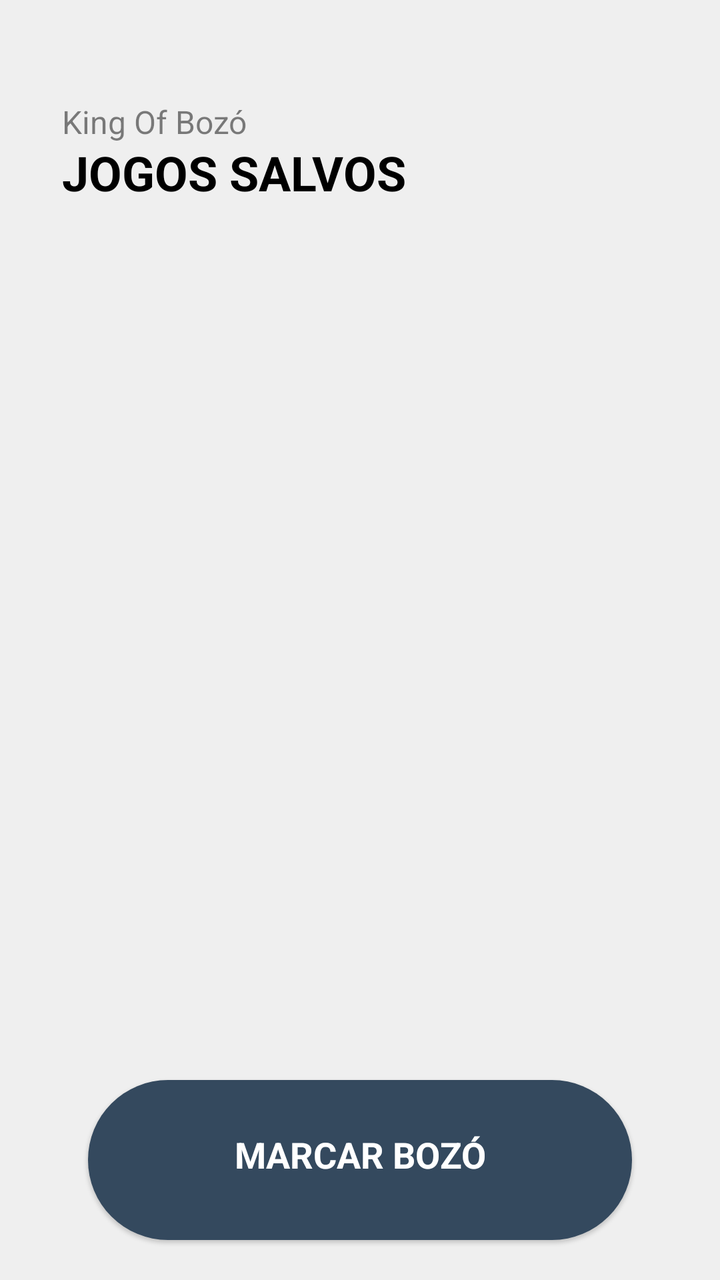
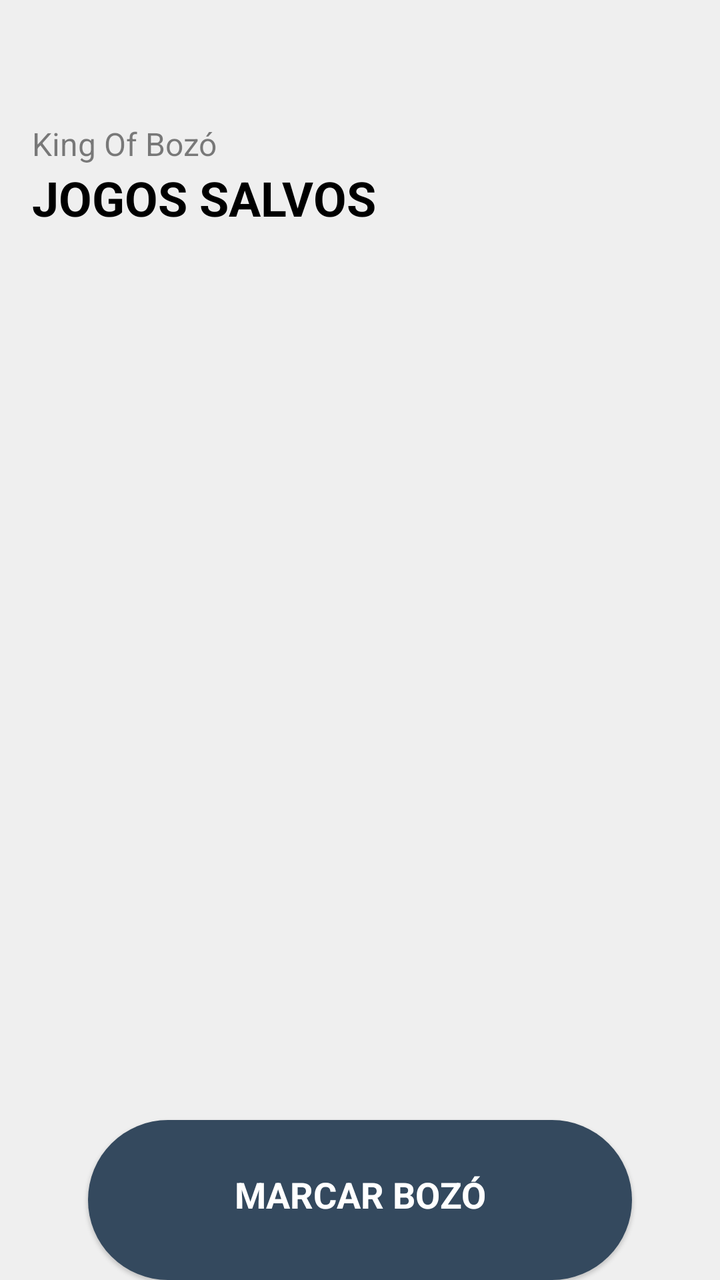

Before-and-after screenshots of an Android layout around one commit, followed by the original layout XML and the change that was made.
<!-- AndroidManifest.xml: application theme Base.Theme.KingOfBozo.Standard -->
<!-- res/layout/fragment_saved_games.xml -->
<?xml version="1.0" encoding="utf-8"?>
<androidx.constraintlayout.widget.ConstraintLayout
    xmlns:android="http://schemas.android.com/apk/res/android"
    xmlns:app="http://schemas.android.com/apk/res-auto"
    xmlns:tools="http://schemas.android.com/tools"
    android:layout_width="match_parent"
    android:layout_height="match_parent"
    android:paddingTop="40dp"
    android:backgroundTint="?attr/customBackground"
    android:background="?attr/customBackground"
    android:id="@+id/contrai">

    <LinearLayout
        android:id="@+id/action_bar"
        android:layout_width="match_parent"
        android:layout_height="wrap_content"
        android:layout_marginHorizontal="16dp"
        android:gravity="center"
        android:layout_gravity="center_horizontal">
        <FrameLayout
            android:layout_width="wrap_content"
            android:layout_height="wrap_content"
            android:paddingHorizontal="15dp"
            tools:ignore="MissingConstraints"
            android:layout_weight="1">

            <TextView
                android:id="@+id/text_app_title"
                android:layout_width="wrap_content"
                android:layout_height="wrap_content"
                android:layout_marginTop="10dp"
                android:text="@string/king_of_boz"
                android:alpha="0.5"
                android:textColor="?attr/textFillColor"
                android:textSize="16sp" />

            <TextView
                android:id="@+id/text_title_jogadores"
                android:layout_width="wrap_content"
                android:layout_height="wrap_content"
                android:layout_marginTop="30dp"
                android:text="JOGOS SALVOS"
                android:textColor="?attr/textFillColor"
                android:textSize="24sp"
                android:textStyle="bold"/>


        </FrameLayout>


    </LinearLayout>

    <ImageView
        android:id="@+id/image_empty_state_back"
        android:layout_width="280dp"
        android:layout_height="280dp"
        android:src="@drawable/imagem_no_list_02"
        android:visibility="invisible"
        app:tint="?attr/colorPrimary"
        app:layout_constraintTop_toBottomOf="@+id/action_bar"
        app:layout_constraintBottom_toTopOf="@+id/button_marcador_jogo"
        app:layout_constraintStart_toStartOf="parent"
        app:layout_constraintEnd_toEndOf="parent"/>

    <ImageView
        android:id="@+id/image_empty_state"
        android:layout_width="280dp"
        android:layout_height="280dp"
        android:src="@drawable/imagem_no_list_03"
        android:visibility="invisible"
        app:layout_constraintTop_toBottomOf="@+id/action_bar"
        app:layout_constraintBottom_toTopOf="@+id/button_marcador_jogo"
        app:layout_constraintStart_toStartOf="parent"
        app:layout_constraintEnd_toEndOf="parent"/>

    <androidx.recyclerview.widget.RecyclerView
        android:id="@+id/recycler_view_jogos_salvos"
        android:layout_width="match_parent"
        android:layout_height="wrap_content"
        android:layout_below="@+id/action_bar"
        android:clipToPadding="false"
        android:paddingBottom="225dp"
        android:layout_marginTop="0dp"
        android:layout_marginBottom="0dp"
        app:layout_constraintTop_toBottomOf="@+id/action_bar"
        tools:layout_editor_absoluteX="0dp"
        tools:listitem="@layout/item_jogo_salvo" />

    <TextView
        android:id="@+id/button_marcador_jogo"
        android:layout_width="match_parent"
        android:layout_height="80dp"
        android:background="@drawable/background_card_btn_repouso_destaque_menu"
        android:backgroundTint="?attr/colorPrimary"
        android:elevation="1dp"
        android:gravity="top|center"
        android:paddingTop="25dp"
        android:text="MARCAR BOZÓ"
        android:textColor="?attr/customTextBackground"
        android:textSize="18sp"
        android:textStyle="bold"
        app:layout_constraintBottom_toBottomOf="parent"
        android:layout_marginHorizontal="44dp"
        android:layout_marginBottom="20dp" />


</androidx.constraintlayout.widget.ConstraintLayout>
<!-- res/layout/item_jogo_salvo.xml (included above) -->
<?xml version="1.0" encoding="utf-8"?>
<LinearLayout xmlns:android="http://schemas.android.com/apk/res/android"
    xmlns:app="http://schemas.android.com/apk/res-auto"
    xmlns:tools="http://schemas.android.com/tools"
    android:layout_width="match_parent"
    android:layout_height="wrap_content"
    android:orientation="vertical"
    android:backgroundTint="?attr/cardBackgroundColor"
    android:background="@drawable/background_card_2_destaque"
    android:padding="16dp"
    android:layout_margin="16dp">

    <LinearLayout
        android:layout_width="match_parent"
        android:layout_height="wrap_content"
        android:gravity="center"
        tools:ignore="MissingConstraints">

        <ImageView
            android:layout_width="48dp"
            android:layout_height="48dp"
            android:background="@drawable/background_circle"
            android:backgroundTint="?attr/colorPrimary"
            android:padding="12dp"
            android:src="@drawable/ic_game"
            app:layout_constraintBottom_toBottomOf="parent"
            app:layout_constraintStart_toStartOf="parent"
            app:layout_constraintTop_toTopOf="parent"
            app:tint="?attr/customTextBackground"
            tools:ignore="ContentDescription" />

        <LinearLayout
            android:layout_width="wrap_content"
            android:layout_height="wrap_content"
            android:layout_marginStart="10dp"
            android:layout_weight="1"
            android:orientation="vertical"
            app:layout_constraintStart_toEndOf="@+id/button_back">

            <TextView
                android:layout_width="wrap_content"
                android:layout_height="wrap_content"
                android:text="Data jogo"
                android:textColor="?attr/textFillColor"
                android:textSize="14sp" />

            <TextView
                android:id="@+id/saved_game_title"
                android:layout_width="wrap_content"
                android:layout_height="wrap_content"
                android:text="08/03/2026"
                android:textColor="?attr/textFillColor"
                android:textSize="14sp" />


        </LinearLayout>

        <ImageView
            android:id="@+id/btn_delete"
            android:layout_width="48dp"
            android:layout_height="48dp"
            android:layout_marginLeft="10dp"
            android:background="@drawable/background_circle_yellow"
            android:backgroundTint="?attr/customBackground"
            android:padding="12dp"
            android:src="@drawable/ic_delete"
            app:layout_constraintBottom_toBottomOf="parent"
            app:layout_constraintEnd_toEndOf="parent"
            app:layout_constraintTop_toTopOf="parent"
            app:tint="?attr/colorPrimary"
            tools:ignore="ContentDescription" />

    </LinearLayout>

    <LinearLayout
        android:layout_width="match_parent"
        android:layout_height="wrap_content">

        <LinearLayout
            android:layout_width="wrap_content"
            android:layout_height="wrap_content"
            android:paddingHorizontal="10dp"
            android:paddingVertical="20dp"
            android:layout_weight="1"
            android:orientation="vertical"
            android:layout_marginVertical="15dp"
            android:backgroundTint="?attr/customBackground"
            android:gravity="center"
            android:background="@drawable/background_card_game"
            app:layout_constraintStart_toEndOf="@+id/button_back">

            <TextView
                android:layout_width="wrap_content"
                android:layout_height="wrap_content"
                android:text="Tempo de jogo"
                android:textColor="?attr/textFillColor"
                android:textSize="12sp" />

            <TextView
                android:id="@+id/saved_game_time"
                android:layout_width="wrap_content"
                android:layout_height="wrap_content"
                android:text="00:10:40"
                android:textStyle="bold"
                android:textColor="?attr/textFillColor"
                android:textSize="20sp" />


        </LinearLayout>

        <LinearLayout
            android:id="@+id/gamers_in_game"
            android:layout_width="wrap_content"
            android:layout_height="wrap_content"
            android:paddingHorizontal="10dp"
            android:paddingVertical="20dp"
            android:layout_weight="1"
            android:layout_marginHorizontal="15dp"
            android:orientation="vertical"
            android:layout_marginVertical="15dp"
            android:backgroundTint="?attr/colorPrimary"
            android:gravity="center"
            android:background="@drawable/background_card_game"
            app:layout_constraintStart_toEndOf="@+id/button_back">

            <TextView
                android:layout_width="wrap_content"
                android:layout_height="wrap_content"
                android:text="Jogadores"
                android:textColor="?attr/customTextBackground"
                android:textSize="12sp" />

            <TextView
                android:id="@+id/saved_game_players"
                android:layout_width="wrap_content"
                android:layout_height="wrap_content"
                android:text="01"
                android:textStyle="bold"
                android:textColor="?attr/customTextBackground"
                android:textSize="20sp" />


        </LinearLayout>
        <LinearLayout
            android:layout_width="wrap_content"
            android:layout_height="wrap_content"
            android:paddingHorizontal="10dp"
            android:paddingVertical="20dp"
            android:layout_weight="1"
            android:orientation="vertical"
            android:layout_marginVertical="15dp"
            android:backgroundTint="?attr/customBackground"
            android:gravity="center"
            android:background="@drawable/background_card_game"
            app:layout_constraintStart_toEndOf="@+id/button_back">

            <TextView
                android:layout_width="wrap_content"
                android:layout_height="wrap_content"
                android:text="Rodadas"
                android:textColor="?attr/textFillColor"
                android:textSize="12sp" />

            <TextView
                android:id="@+id/saved_game_rounds"
                android:layout_width="wrap_content"
                android:layout_height="wrap_content"
                android:text="01"
                android:textStyle="bold"
                android:textColor="?attr/textFillColor"
                android:textSize="20sp" />


        </LinearLayout>


    </LinearLayout>

    <LinearLayout
        android:layout_width="match_parent"
        android:layout_height="wrap_content"
        android:gravity="center"
        tools:ignore="MissingConstraints"
        android:paddingHorizontal="10dp"
        android:paddingVertical="10dp"
        android:background="@drawable/background_card_game_bottom"
        android:backgroundTint="?attr/customBackground">

        <ImageView
            android:layout_width="48dp"
            android:layout_height="48dp"
            android:background="@drawable/background_circle"
            android:backgroundTint="?attr/cardBackgroundColor"
            android:padding="12dp"
            android:src="@drawable/ic_score"
            app:layout_constraintBottom_toBottomOf="parent"
            app:layout_constraintStart_toStartOf="parent"
            app:layout_constraintTop_toTopOf="parent"
            app:tint="?attr/colorPrimary"
            tools:ignore="ContentDescription" />

        <LinearLayout
            android:layout_width="wrap_content"
            android:layout_height="wrap_content"
            android:layout_marginStart="10dp"
            android:layout_weight="1"
            android:orientation="vertical"
            app:layout_constraintStart_toEndOf="@+id/button_back">

            <TextView
                android:layout_width="wrap_content"
                android:layout_height="wrap_content"
                android:text="Pontos acumulados"
                android:textColor="?attr/textFillColor"
                android:textSize="14sp" />

            <TextView
                android:id="@+id/saved_game_total_score"
                android:layout_width="wrap_content"
                android:layout_height="wrap_content"
                android:text="08/03/2026"
                android:textColor="?attr/textFillColor"
                android:textSize="14sp" />


        </LinearLayout>

        <ImageView
            android:layout_width="48dp"
            android:layout_height="48dp"
            android:layout_marginLeft="10dp"
            android:background="@drawable/background_circle_yellow"
            android:backgroundTint="?attr/colorPrimary"
            android:padding="12dp"
            android:src="@drawable/ic_entrar"
            app:layout_constraintBottom_toBottomOf="parent"
            app:layout_constraintEnd_toEndOf="parent"
            app:layout_constraintTop_toTopOf="parent"
            app:tint="?attr/customTextBackground"
            tools:ignore="ContentDescription" />

    </LinearLayout>
</LinearLayout>
<!-- resources referenced by this layout -->
<resources>
  <!-- drawable background_card_2_destaque (drawable) -->
  <shape xmlns:android="http://schemas.android.com/apk/res/android"
      android:shape="rectangle">
      <solid android:color="@color/fundo_light" />
      <corners
          android:topLeftRadius="25dp"
          android:topRightRadius="25dp"
          android:bottomLeftRadius="40dp"
          android:bottomRightRadius="40dp" />
  </shape>
  <!-- drawable background_card_btn_repouso_destaque_menu (drawable) -->
  <shape xmlns:android="http://schemas.android.com/apk/res/android"
      android:shape="rectangle">
      <solid android:color="@color/fundo_light" />
      <corners
          android:topLeftRadius="40dp"
          android:topRightRadius="40dp"
          android:bottomLeftRadius="40dp"
          android:bottomRightRadius="40dp" />
  </shape>
  <!-- drawable background_card_game (drawable) -->
  <?xml version="1.0" encoding="utf-8"?>
  <shape xmlns:android="http://schemas.android.com/apk/res/android"
      android:shape="rectangle">
      <corners android:radius="10dp" />
      <solid android:color="@color/card_dark" />
  </shape>
  <!-- drawable background_card_game_bottom (drawable) -->
  <?xml version="1.0" encoding="utf-8"?>
  <shape xmlns:android="http://schemas.android.com/apk/res/android"
      android:shape="rectangle">
      <corners
          android:topLeftRadius="10dp"
          android:topRightRadius="10dp"
          android:bottomLeftRadius="30dp"
          android:bottomRightRadius="30dp"  />
  
      <solid android:color="@color/card_dark" />
  </shape>
  <!-- drawable background_circle (drawable) -->
  <?xml version="1.0" encoding="utf-8"?>
  <shape xmlns:android="http://schemas.android.com/apk/res/android"
      android:shape="oval">
      <solid android:color="@color/fundo_light" />
  </shape>
  <!-- drawable background_circle_yellow (drawable) -->
  <?xml version="1.0" encoding="utf-8"?>
  <shape xmlns:android="http://schemas.android.com/apk/res/android"
      android:shape="oval">
      <solid android:color="@color/fundo_light" />
  </shape>
  <!-- drawable ic_entrar (drawable) -->
  <vector xmlns:android="http://schemas.android.com/apk/res/android"
      android:width="24dp"
      android:height="24dp"
      android:viewportWidth="960"
      android:viewportHeight="960"
      android:tint="?attr/colorControlNormal"
      android:autoMirrored="true">
    <path
        android:fillColor="@android:color/white"
        android:pathData="M256,720L200,664L584,280L240,280L240,200L720,200L720,680L640,680L640,336L256,720Z"/>
  </vector>
  <!-- drawable ic_score (drawable) -->
  <vector xmlns:android="http://schemas.android.com/apk/res/android"
      android:width="24dp"
      android:height="24dp"
      android:viewportWidth="960"
      android:viewportHeight="960"
      android:tint="?attr/colorControlNormal">
    <path
        android:fillColor="@android:color/white"
        android:pathData="M360,240L440,240L440,160L360,160L360,240ZM520,240L520,160L600,160L600,240L520,240ZM360,560L360,480L440,480L440,560L360,560ZM680,400L680,320L760,320L760,400L680,400ZM680,560L680,480L760,480L760,560L680,560ZM520,560L520,480L600,480L600,560L520,560ZM680,240L680,160L760,160L760,240L680,240ZM440,320L440,240L520,240L520,320L440,320ZM200,800L200,160L280,160L280,240L360,240L360,320L280,320L280,400L360,400L360,480L280,480L280,800L200,800ZM600,480L600,400L680,400L680,480L600,480ZM440,480L440,400L520,400L520,480L440,480ZM360,400L360,320L440,320L440,400L360,400ZM520,400L520,320L600,320L600,400L520,400ZM600,320L600,240L680,240L680,320L600,320Z"/>
  </vector>
  <string name="king_of_boz">King Of Bozó</string>
  <color name="fundo_light">#EFEFEF</color>
  <color name="card_dark">#313131</color>
  <color name="padrao">#34495e</color>
  <color name="text_dark">#000000</color>
  <color name="text_light">#FFFFFF</color>
  <color name="icon_dark">#000000</color>
  <color name="icon_light">#FFFFFF</color>
  <color name="card_light">#FFFFFF</color>
  <!-- unchanged entries left out for length: 6 -->
</resources>

<!-- the commit's change to res/layout/fragment_saved_games.xml (unified diff, before → after) -->
@@ -8,44 +8,47 @@
     android:paddingTop="40dp"
     android:backgroundTint="?attr/customBackground"
     android:background="?attr/customBackground"
+    android:fitsSystemWindows="true"
     android:id="@+id/contrai">
 
     <LinearLayout
         android:id="@+id/action_bar"
         android:layout_width="match_parent"
         android:layout_height="wrap_content"
+        android:orientation="horizontal"
+        android:layout_marginTop="5dp"
+        android:paddingVertical="16dp"
         android:layout_marginHorizontal="16dp"
-        android:gravity="center"
-        android:layout_gravity="center_horizontal">
-        <FrameLayout
-            android:layout_width="wrap_content"
-            android:layout_height="wrap_content"
-            android:paddingHorizontal="15dp"
-            tools:ignore="MissingConstraints"
+        app:layout_constraintStart_toStartOf="parent"
+        app:layout_constraintTop_toTopOf="parent">
+
+        <LinearLayout
+            android:layout_width="wrap_content"
+            android:layout_height="wrap_content"
+            android:gravity="start"
+            android:orientation="vertical"
+            android:layout_gravity="center_vertical"
             android:layout_weight="1">
 
             <TextView
                 android:id="@+id/text_app_title"
                 android:layout_width="wrap_content"
                 android:layout_height="wrap_content"
-                android:layout_marginTop="10dp"
+                android:alpha="0.5"
                 android:text="@string/king_of_boz"
-                android:alpha="0.5"
                 android:textColor="?attr/textFillColor"
                 android:textSize="16sp" />
 
             <TextView
-                android:id="@+id/text_title_jogadores"
-                android:layout_width="wrap_content"
-                android:layout_height="wrap_content"
-                android:layout_marginTop="30dp"
-                android:text="JOGOS SALVOS"
+                android:id="@+id/text_greeting"
+                android:layout_width="wrap_content"
+                android:layout_height="wrap_content"
+                android:text="@string/jogos_salvos"
                 android:textColor="?attr/textFillColor"
                 android:textSize="24sp"
-                android:textStyle="bold"/>
-
-
-        </FrameLayout>
+                android:textStyle="bold" />
+
+        </LinearLayout>
 
 
     </LinearLayout>
@@ -100,8 +103,7 @@
         android:textSize="18sp"
         android:textStyle="bold"
         app:layout_constraintBottom_toBottomOf="parent"
-        android:layout_marginHorizontal="44dp"
-        android:layout_marginBottom="20dp" />
+        android:layout_marginHorizontal="44dp"/>
 
 
 </androidx.constraintlayout.widget.ConstraintLayout>
<!-- resource entries referenced after the edit -->
@@ -74,6 +74,7 @@
         android:fillColor="@android:color/white"
         android:pathData="M360,240L440,240L440,160L360,160L360,240ZM520,240L520,160L600,160L600,240L520,240ZM360,560L360,480L440,480L440,560L360,560ZM680,400L680,320L760,320L760,400L680,400ZM680,560L680,480L760,480L760,560L680,560ZM520,560L520,480L600,480L600,560L520,560ZM680,240L680,160L760,160L760,240L680,240ZM440,320L440,240L520,240L520,320L440,320ZM200,800L200,160L280,160L280,240L360,240L360,320L280,320L280,400L360,400L360,480L280,480L280,800L200,800ZM600,480L600,400L680,400L680,480L600,480ZM440,480L440,400L520,400L520,480L440,480ZM360,400L360,320L440,320L440,400L360,400ZM520,400L520,320L600,320L600,400L520,400ZM600,320L600,240L680,240L680,320L600,320Z"/>
   </vector>
+  <string name="jogos_salvos">JOGOS SALVOS</string>
   <string name="king_of_boz">King Of Bozó</string>
   <color name="fundo_light">#EFEFEF</color>
   <color name="card_dark">#313131</color>
